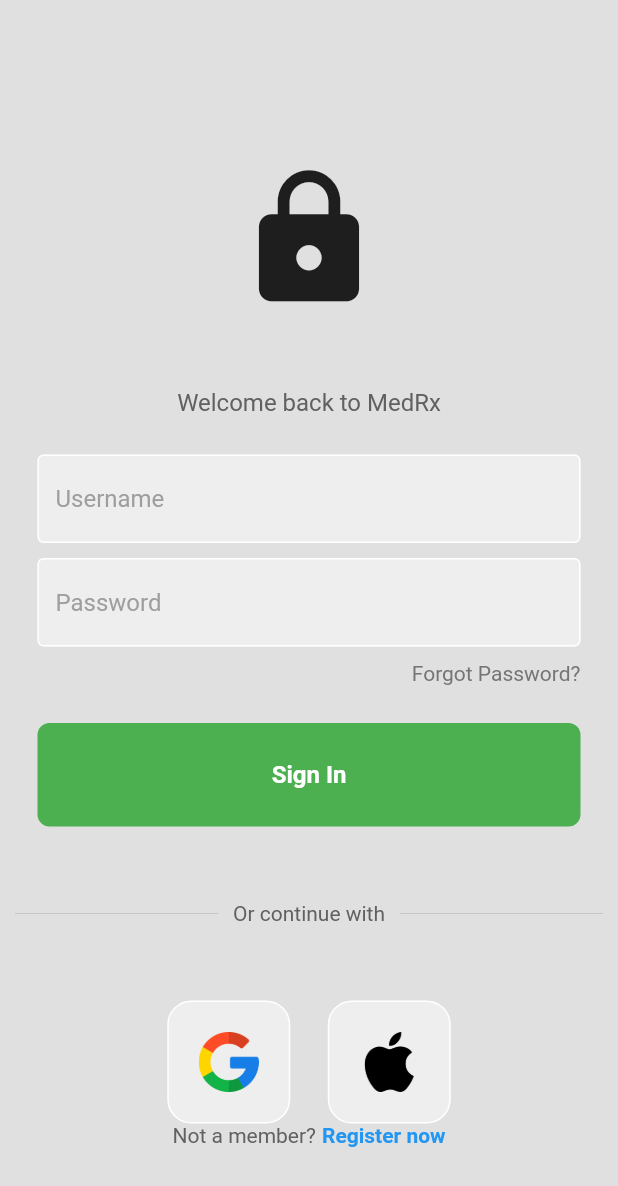
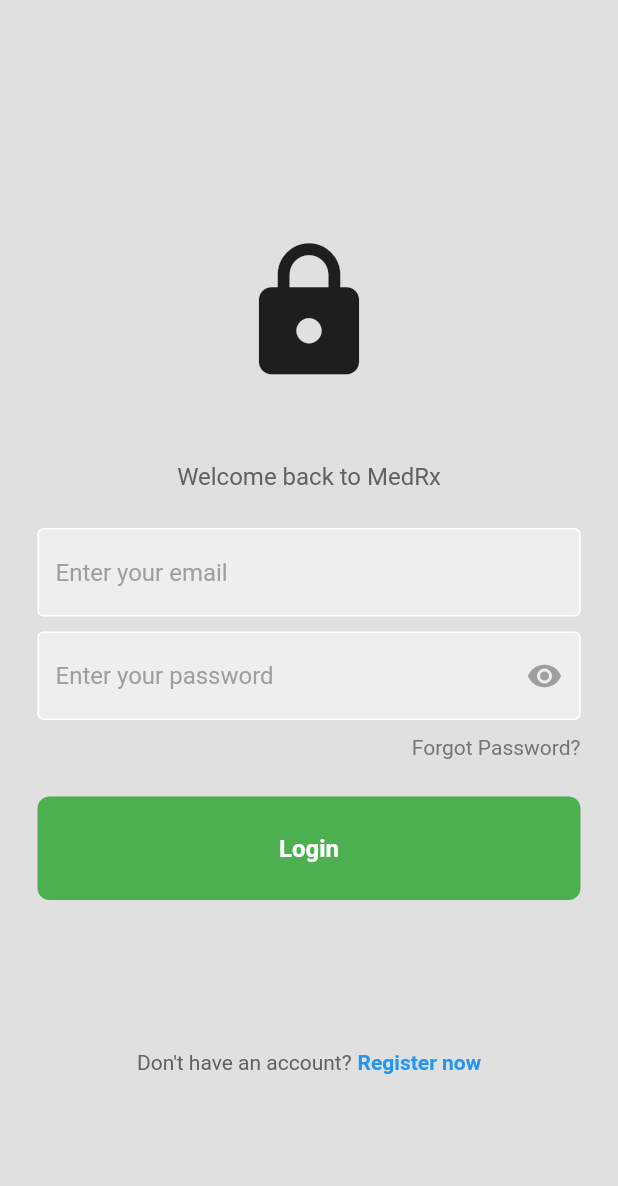
Before and after one commit to johndelphi/medfastgo, a Flutter app: the screen it shows after launch, on a phone screen of 412 x 824 dp. Shown: the top 1186 px of the screen. Run offline on Flutter 3.47's test engine with Material 2 defaults, Android fonts, the phone set to English and light mode, and no system bars; our stand-ins replace firebase_auth, firebase_core; accounts and stored records are empty.

Commit message:
login page changes

```diff
--- a/lib/pages/Login_page.dart
+++ b/lib/pages/Login_page.dart
@@ -2,12 +2,13 @@ import 'package:flutter/material.dart';
 import 'package:medfastgo/pages/components/my_button.dart';
 import 'package:medfastgo/pages/components/my_textfield.dart';
 import 'package:medfastgo/pages/components/square_tile.dart';
+import 'package:medfastgo/pages/components/normalTF.dart';
 
 class LoginPage extends StatelessWidget {
   LoginPage({super.key});
 
   // text editing controllers
-  final usernameController = TextEditingController();
+  final emailController = TextEditingController();
   final passwordController = TextEditingController();
 
   //sign user in method
@@ -42,9 +43,9 @@ class LoginPage extends StatelessWidget {
 
                 const SizedBox(height: 25),
                 //username textfield
-                MyTextField(
-                  controller: usernameController,
-                  hintText: 'Username',
+                normalTF(
+                  controller: emailController,
+                  hintText: 'Enter your email',
                   obscureText: false,
                 ),
 
@@ -52,8 +53,8 @@ class LoginPage extends StatelessWidget {
                 //password textfield
                 MyTextField(
                   controller: passwordController,
-                  hintText: 'Password',
-                  obscureText: true,
+                  hintText: 'Enter your password',
+
                 ),
 
                 const SizedBox(height: 10),
@@ -75,13 +76,13 @@ class LoginPage extends StatelessWidget {
                 //sign in button
                 MyButton(
                   onTap: signUserIn,
-                  buttonText: "Sign In",
+                  buttonText: "Login",
                 ),
 
                 const SizedBox(height: 50),
 
                 //or continue with
-                Padding(
+                /*Padding(
                   padding: const EdgeInsets.symmetric(horizontal: 10.0),
                   child: Row(
                     children: [
@@ -106,12 +107,12 @@ class LoginPage extends StatelessWidget {
                         ),
                     ],
                   ),
-                ),
+                ),*/
 
                 const SizedBox(height: 50),
 
                 //google + apple sign in buttons
-                Row(
+                /*Row(
                   mainAxisAlignment: MainAxisAlignment.center,
                   children: const [
                     //google button
@@ -122,14 +123,14 @@ class LoginPage extends StatelessWidget {
                     //apple button
                     SquareTile(imagePath: 'lib/assets/apple.png'),
                   ],
-                ),
+                ),*/
 
                 //not a member register now
                 Row(
                   mainAxisAlignment: MainAxisAlignment.center,
                   children: [
                     Text(
-                      'Not a member?',
+                      'Don\'t have an account?',
                       style: TextStyle(color: Colors.grey[700]),
                     ),
                     const SizedBox(width: 4),
--- a/lib/pages/components/my_textfield.dart
+++ b/lib/pages/components/my_textfield.dart
@@ -1,35 +1,52 @@
 import 'package:flutter/material.dart';
 
-class MyTextField extends StatelessWidget {
-  final controller;
+class MyTextField extends StatefulWidget {
+  final TextEditingController controller;
   final String hintText;
-  final bool obscureText;
+
 
   const MyTextField({
-    super.key,
+    Key? key,
     required this.controller,
     required this.hintText,
-    required this.obscureText,
-    });
+  }) : super(key: key);
 
+  @override
+  State<MyTextField> createState() => _MyTextFieldState();
+}
+
+class _MyTextFieldState extends State<MyTextField> {
+
+  bool obscureText = true; //initially hide the password
   @override
   Widget build(BuildContext context) {
     return Padding(
       padding: const EdgeInsets.symmetric(horizontal: 25.0),
       child: TextField(
-                  controller: controller,
+        controller: widget.controller,
         obscureText: obscureText,
         decoration: InputDecoration(
           enabledBorder: const OutlineInputBorder(
             borderSide: BorderSide(color: Colors.white),
           ),
           focusedBorder: OutlineInputBorder(
-                      borderSide: BorderSide(color: Colors.grey.shade400)
+            borderSide: BorderSide(color: Colors.grey.shade400),
           ),
           fillColor: Colors.grey.shade200,
           filled: true,
-                    hintText: hintText,
+          hintText: widget.hintText,
           hintStyle: TextStyle(color: Colors.grey[500]),
+          suffixIcon: IconButton(
+            icon: Icon(
+              obscureText ? Icons.visibility : Icons.visibility_off,
+              color: Colors.grey,
+            ),
+            onPressed: () {
+              setState(() {
+                obscureText = !obscureText;
+              });
+            },
+          )
         ),
       ),
     );
--- /dev/null
+++ b/lib/pages/components/normalTF.dart
@@ -0,0 +1,37 @@
+import 'package:flutter/material.dart';
+
+class normalTF extends StatelessWidget {
+  final controller;
+  final String hintText;
+  final bool obscureText;
+
+  const normalTF({
+    super.key,
+    required this.controller,
+    required this.hintText,
+    required this.obscureText,
+    });
+
+  @override
+  Widget build(BuildContext context) {
+    return Padding(
+                padding: const EdgeInsets.symmetric(horizontal: 25.0),
+                child: TextField(
+                  controller: controller,
+                  obscureText: obscureText,
+                  decoration: InputDecoration(
+                    enabledBorder: const OutlineInputBorder(
+                      borderSide: BorderSide(color: Colors.white),
+                    ),
+                    focusedBorder: OutlineInputBorder(
+                      borderSide: BorderSide(color: Colors.grey.shade400)
+                    ),
+                    fillColor: Colors.grey.shade200,
+                    filled: true,
+                    hintText: hintText,
+                    hintStyle: TextStyle(color: Colors.grey[500]),
+                  ),
+                ),
+              );
+  }
+}
--- a/lib/pages/signUp.dart
+++ b/lib/pages/signUp.dart
@@ -52,7 +52,7 @@ class signUpPage extends StatelessWidget {
                 MyTextField(
                   controller: usernameController,
                   hintText: 'Username',
-                  obscureText: false,
+
                 ),
                 const SizedBox(height: 10),
 
@@ -60,7 +60,7 @@ class signUpPage extends StatelessWidget {
                 MyTextField(
                   controller: emailController,
                   hintText: 'Email',
-                  obscureText: false,
+
                 ),
                 const SizedBox(height: 10),
 
@@ -68,7 +68,7 @@ class signUpPage extends StatelessWidget {
                 MyTextField(
                   controller: passwordController,
                   hintText: 'Password',
-                  obscureText: true,
+
                 ),
                 const SizedBox(height: 10),
 
@@ -76,7 +76,7 @@ class signUpPage extends StatelessWidget {
                 MyTextField(
                   controller: confirmPasswordController,
                   hintText: 'Confirm Password',
-                  obscureText: true,
+
                 ),
                 const SizedBox(height: 10),
 
```
Lines whose indentation alone changed are shown as unchanged.
